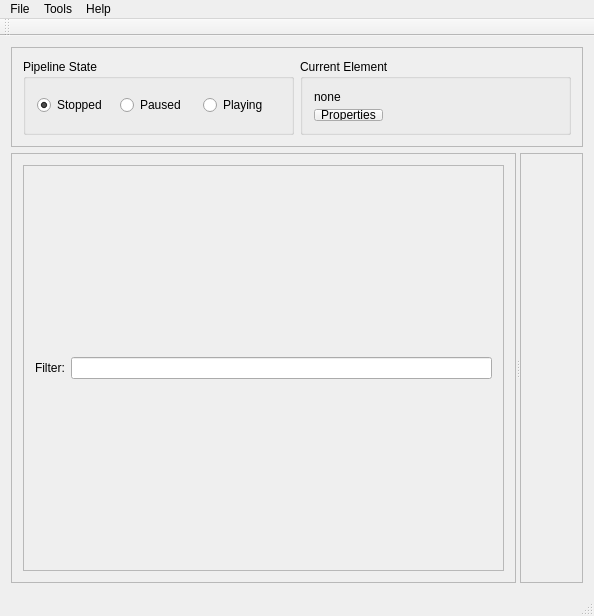
The window that src/gui/ui_files/MainWindow.ui (loganek/gst-creator) describes before a commit, drawn with Qt 5.
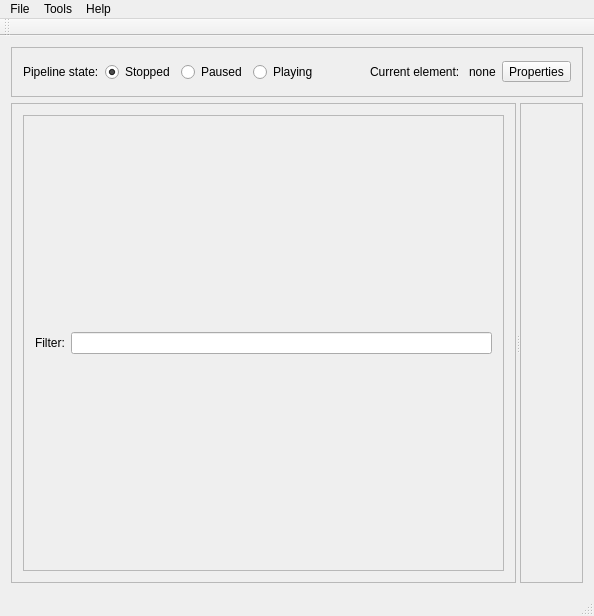
The same window after the commit.

```diff
--- a/src/gui/ui_files/MainWindow.ui
+++ b/src/gui/ui_files/MainWindow.ui
@@ -68,7 +68,7 @@
       <property name="maximumSize">
        <size>
         <width>16777215</width>
-        <height>100</height>
+        <height>50</height>
        </size>
       </property>
       <property name="frameShape">
@@ -77,13 +77,14 @@
       <property name="frameShadow">
        <enum>QFrame::Raised</enum>
       </property>
-      <layout class="QGridLayout" name="gridLayout_3">
-       <item row="1" column="0" rowspan="2">
-        <widget class="QGroupBox" name="groupBox">
-         <property name="title">
-          <string>Pipeline State</string>
-         </property>
          <layout class="QHBoxLayout" name="horizontalLayout_3">
+       <item>
+        <widget class="QLabel" name="label_3">
+         <property name="text">
+          <string>Pipeline state:</string>
+         </property>
+        </widget>
+       </item>
           <item>
            <widget class="QRadioButton" name="stoppedRadioButton">
             <property name="text">
@@ -108,15 +109,26 @@
             </property>
            </widget>
           </item>
-         </layout>
+       <item>
+        <spacer name="horizontalSpacer">
+         <property name="orientation">
+          <enum>Qt::Horizontal</enum>
+         </property>
+         <property name="sizeHint" stdset="0">
+          <size>
+           <width>40</width>
+           <height>20</height>
+          </size>
+         </property>
+        </spacer>
+       </item>
+       <item>
+        <widget class="QLabel" name="label_2">
+         <property name="text">
+          <string>Current element: </string>
+         </property>
         </widget>
        </item>
-       <item row="1" column="1" rowspan="2">
-        <widget class="QGroupBox" name="groupBox_3">
-         <property name="title">
-          <string>Current Element</string>
-         </property>
-         <layout class="QVBoxLayout" name="verticalLayout_3">
           <item>
            <widget class="QLabel" name="currentElementLabel">
             <property name="text">
@@ -129,9 +141,6 @@
             <property name="text">
              <string>Properties</string>
             </property>
-           </widget>
-          </item>
-         </layout>
         </widget>
        </item>
       </layout>
```
Lines whose indentation alone changed are shown as unchanged.
